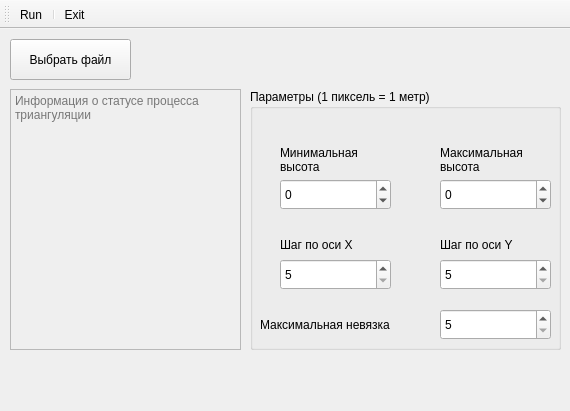
Above: res/MainWindow.ui from JustBeslan/MasterCourseWorkProject before the change. Below: the same form after it.
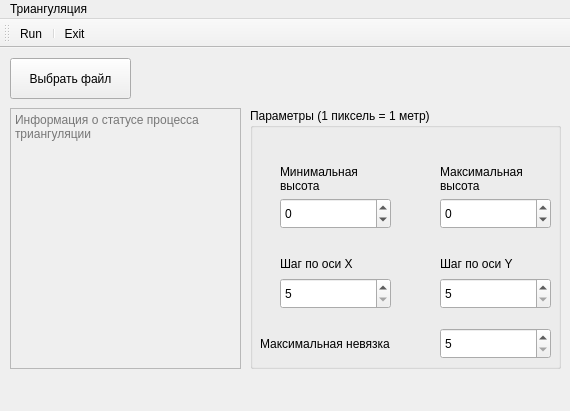
That is the form after the change. Icons and pictures are not drawn.

Commit message: add possibility load parameters and save their in db sqlite

```diff
--- a/res/MainWindow.ui
+++ b/res/MainWindow.ui
@@ -251,6 +251,23 @@
     </widget>
    </widget>
   </widget>
+  <widget class="QMenuBar" name="MainMenu">
+   <property name="geometry">
+    <rect>
+     <x>0</x>
+     <y>0</y>
+     <width>570</width>
+     <height>22</height>
+    </rect>
+   </property>
+   <widget class="QMenu" name="TriangulationMenu">
+    <property name="title">
+     <string>Триангуляция</string>
+    </property>
+    <addaction name="separator"/>
+   </widget>
+   <addaction name="TriangulationMenu"/>
+  </widget>
   <widget class="QToolBar" name="MainToolBar">
    <property name="windowTitle">
     <string>toolBar</string>
```
The commit also changes 1 other file.
